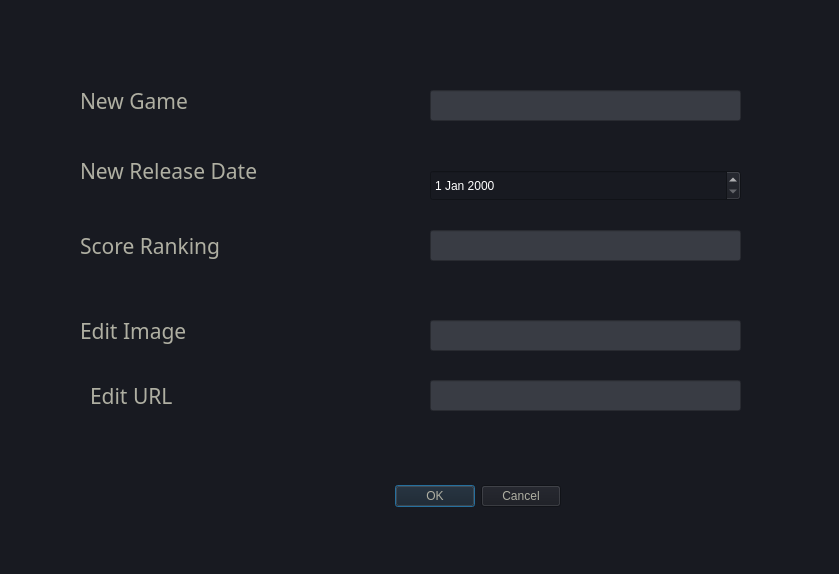
The window that ui/editdialog.ui (KHOA3004/PTI) describes before a commit, drawn with Qt 5.
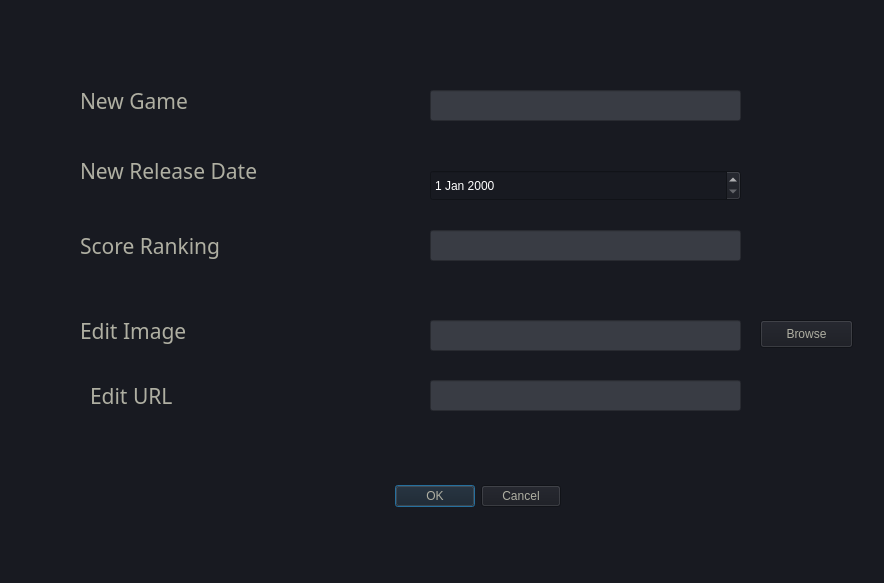
The same window after the commit.

```diff
--- a/ui/editdialog.ui
+++ b/ui/editdialog.ui
@@ -6,8 +6,8 @@
    <rect>
     <x>0</x>
     <y>0</y>
-    <width>839</width>
-    <height>574</height>
+    <width>884</width>
+    <height>583</height>
    </rect>
   </property>
   <property name="windowTitle">
@@ -214,6 +214,22 @@
     <string notr="true">color: rgb(255, 255, 255);</string>
    </property>
   </widget>
+  <widget class="QPushButton" name="btn_Browse">
+   <property name="geometry">
+    <rect>
+     <x>760</x>
+     <y>320</y>
+     <width>93</width>
+     <height>28</height>
+    </rect>
+   </property>
+   <property name="styleSheet">
+    <string notr="true">color: rgb(175, 175, 162);</string>
+   </property>
+   <property name="text">
+    <string>Browse</string>
+   </property>
+  </widget>
  </widget>
  <resources/>
  <connections/>
```
Left out of the diff: 2 changed lines with no effect on the pictures.
